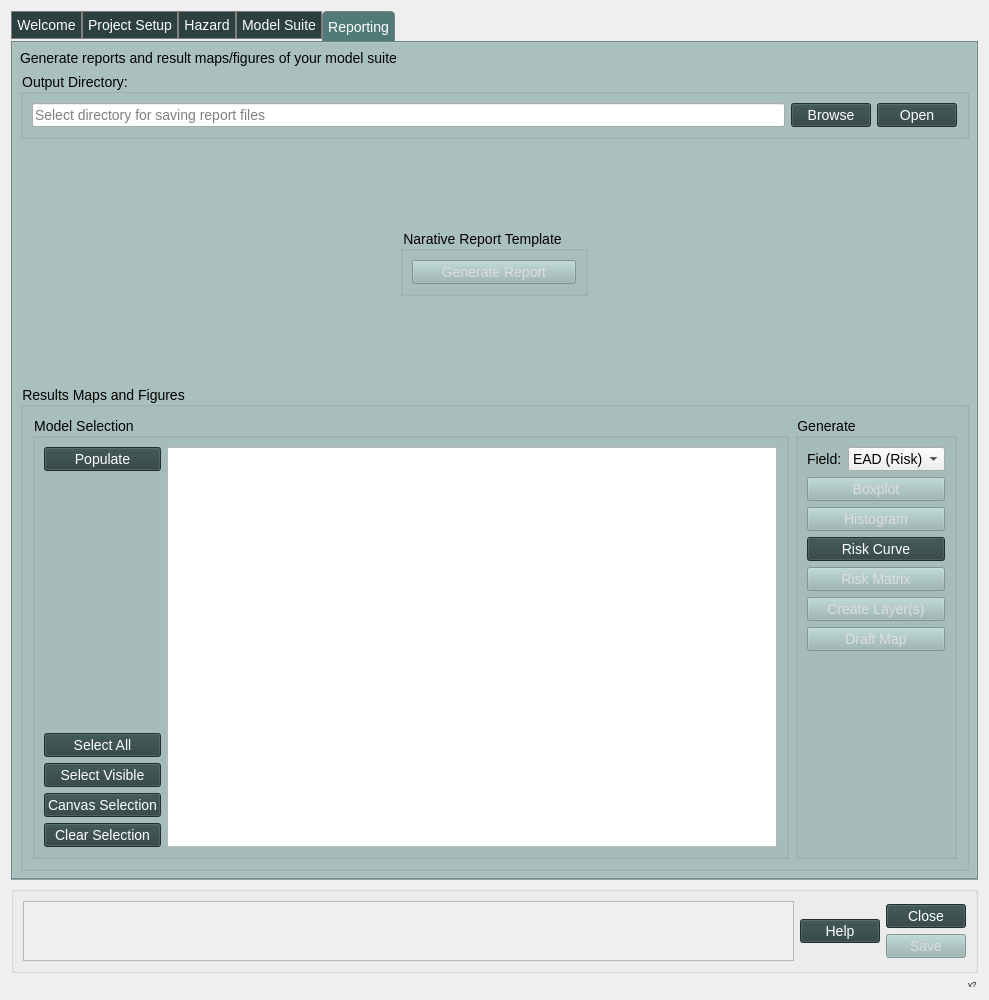
This is canflood2/canflood2_dialog_main.ui in cefect/CanFlood2 as Qt 5 draws it before an edit. The edited form follows.
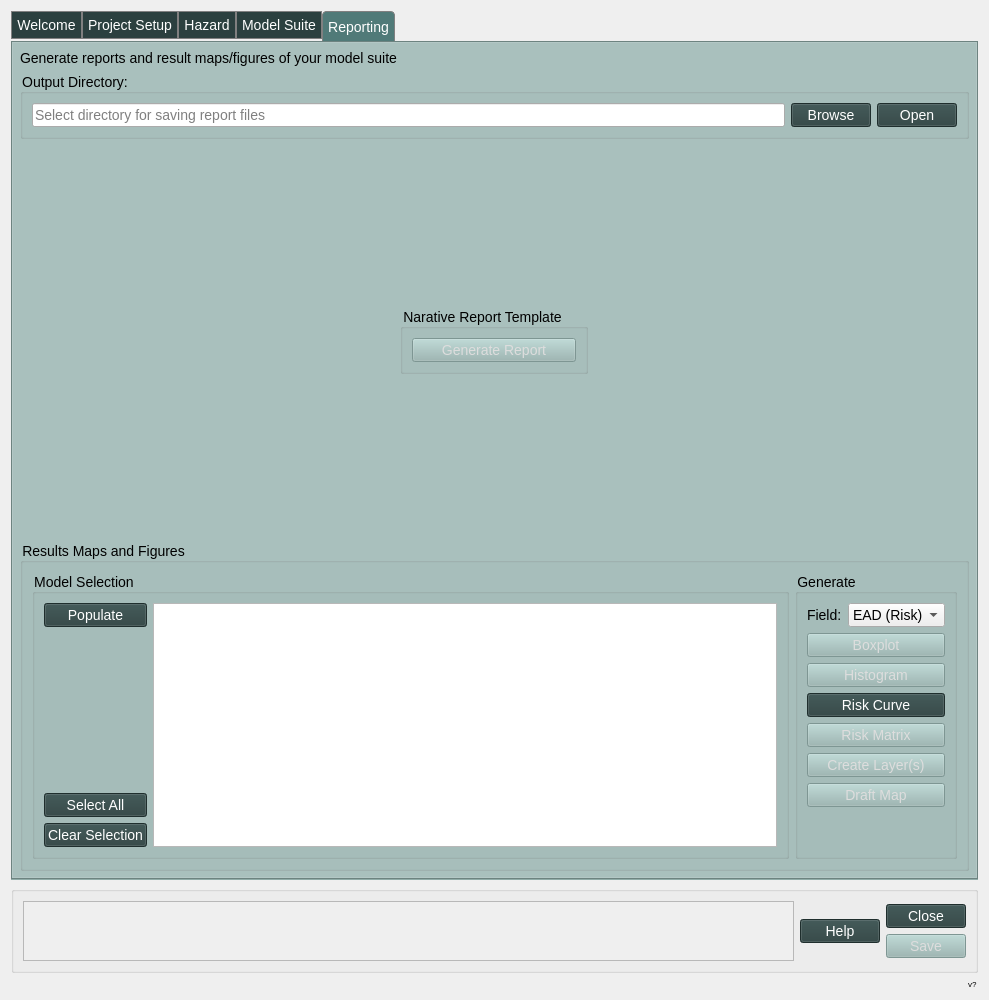
This is the edited form. Icons and pictures are not drawn. Custom widgets are drawn as their Qt base class.

What changed in the file:
```diff
--- a/canflood2/canflood2_dialog_main.ui
+++ b/canflood2/canflood2_dialog_main.ui
@@ -1287,27 +1287,7 @@
                   </widget>
                  </item>
                  <item>
-                  <widget class="QPushButton" name="pushButton_HZ_hrlay_selectVis_2">
-                   <property name="toolTip">
-                    <string>Select all layers visible in the canvas</string>
-                   </property>
-                   <property name="text">
-                    <string>Select Visible</string>
-                   </property>
-                  </widget>
-                 </item>
-                 <item>
-                  <widget class="QPushButton" name="pushButton_HZ_hrlay_canvas_2">
-                   <property name="toolTip">
-                    <string>Set the selection to match the selection from the main QGIS canvas</string>
-                   </property>
-                   <property name="text">
-                    <string>Canvas Selection</string>
-                   </property>
-                  </widget>
-                 </item>
-                 <item>
-                  <widget class="QPushButton" name="pushButton_HZ_hrlay_clear_2">
+                  <widget class="QPushButton" name="pushButton_R_clear">
                    <property name="text">
                     <string>Clear Selection</string>
                    </property>
@@ -1316,12 +1296,12 @@
                 </layout>
                </item>
                <item>
-                <widget class="QTableWidget" name="tableWidget_R_models">
-                 <property name="minimumSize">
-                  <size>
-                   <width>0</width>
-                   <height>400</height>
-                  </size>
+                <widget class="QListView" name="listView_R_modelSelection">
+                 <property name="toolTip">
+                  <string>Select the models to include</string>
+                 </property>
+                 <property name="alternatingRowColors">
+                  <bool>true</bool>
                  </property>
                 </widget>
                </item>
```
Left out of the diff: 4 changed lines with no effect on the pictures.
